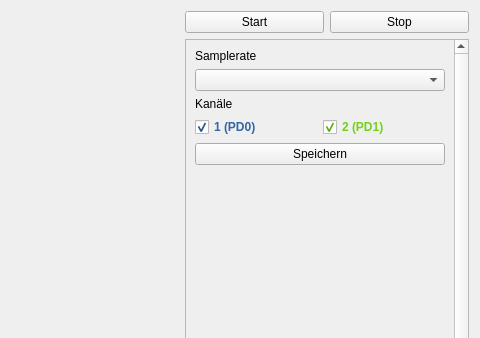
Before: the Qt Designer form lenlab/gui/oscilloscopeform.ui in kalanzun/red_lenlab, drawn with Qt 5; both pictures show x 320 to 800 and y 0 to 338 of the 800 by 600 pixel window.
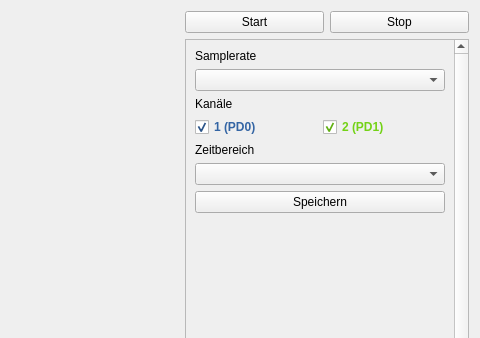
After: the same form once the commit is applied. Custom widgets are drawn as their Qt base class.

Commit message: Timerange selection for oscilloscope view

```diff
--- a/lenlab/gui/oscilloscopeform.ui
+++ b/lenlab/gui/oscilloscopeform.ui
@@ -136,6 +136,16 @@
            </item>
           </layout>
          </item>
+         <item>
+          <widget class="QLabel" name="label_3">
+           <property name="text">
+            <string>Zeitbereich</string>
+           </property>
+          </widget>
+         </item>
+         <item>
+          <widget class="QComboBox" name="timerangeBox"/>
+         </item>
          <item>
           <widget class="QPushButton" name="saveButton">
            <property name="minimumSize">
```
The commit also changes 2 other files.
